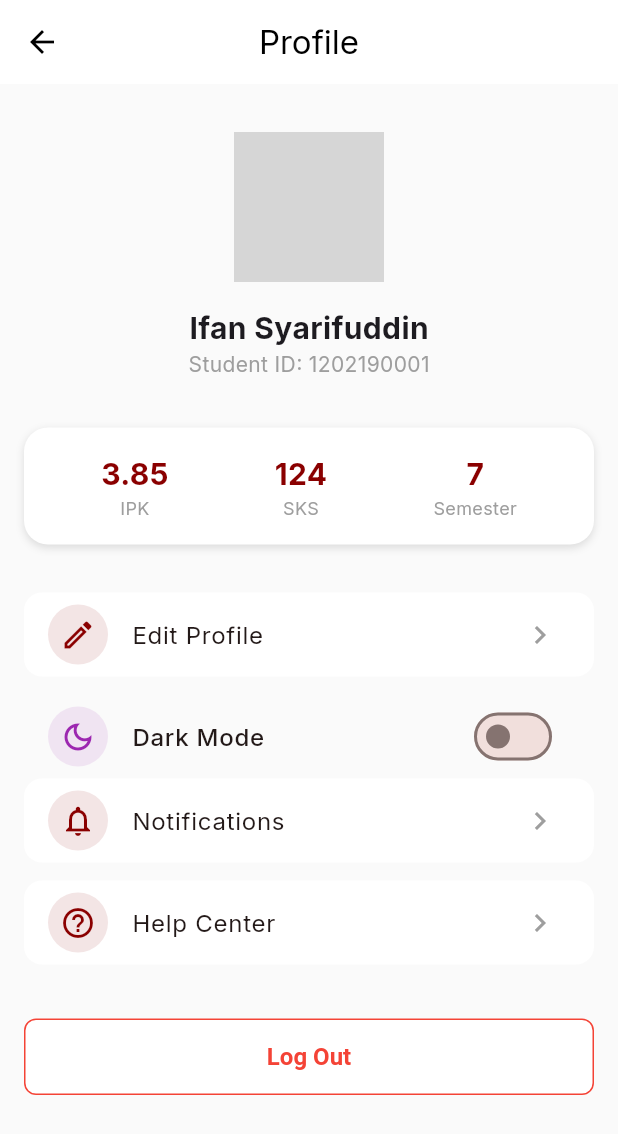
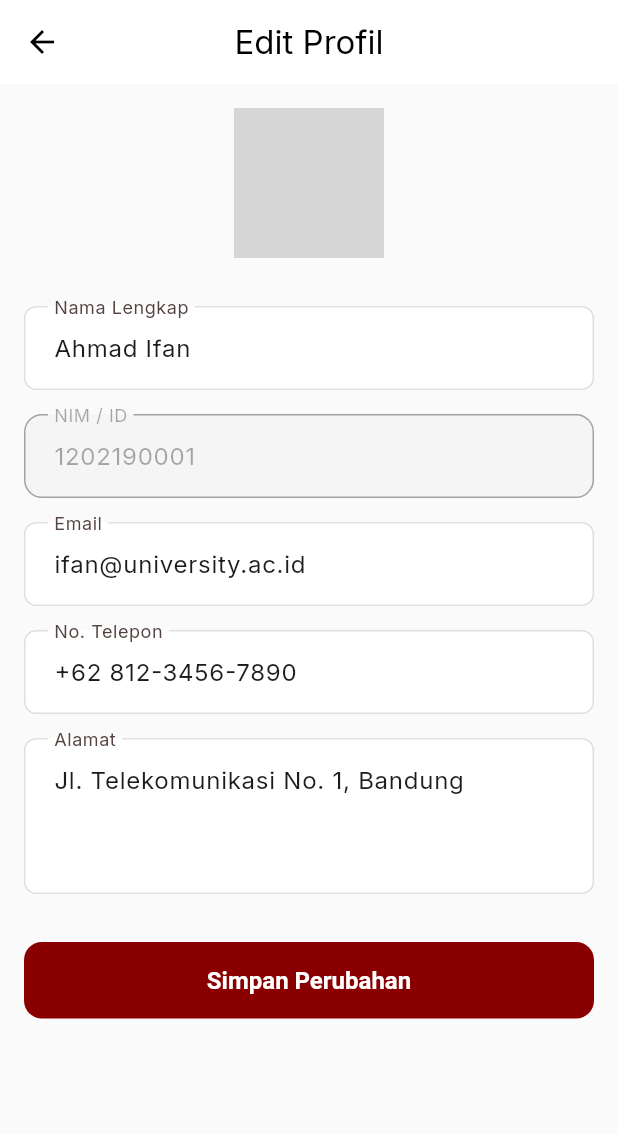
Before and after one commit to ifansyarifuddin/celoe_lms, a Flutter app: the ProfilePage screen opened directly, after a tap on "Edit Profile", on a phone screen of 412 x 824 dp. Shown: the top 1134 px of the screen. Run offline on Flutter 3.47's test engine with Material 3 defaults, Android fonts, the phone set to English and light mode, and no system bars; our stand-ins replace google_fonts; network calls fail; grey boxes are pictures that could not be loaded.

Commit message:
Feat: Complete Feature Implementation (Grades, Library, Edit Profile) and Dashboard Integration

```diff
--- /dev/null
+++ b/lib/features/profile/presentation/pages/edit_profile_page.dart
@@ -0,0 +1,94 @@
+import 'package:celoe_lms/core/app_colors.dart';
+import 'package:flutter/material.dart';
+
+class EditProfilePage extends StatefulWidget {
+  const EditProfilePage({super.key});
+
+  @override
+  State<EditProfilePage> createState() => _EditProfilePageState();
+}
+
+class _EditProfilePageState extends State<EditProfilePage> {
+  @override
+  Widget build(BuildContext context) {
+    return Scaffold(
+      appBar: AppBar(
+        title: const Text('Edit Profil'),
+        backgroundColor: Colors.white,
+        foregroundColor: Colors.black,
+        elevation: 0,
+      ),
+      body: SingleChildScrollView(
+        padding: const EdgeInsets.all(16),
+        child: Column(
+          children: [
+            Stack(
+              children: [
+                const CircleAvatar(
+                  radius: 50,
+                  backgroundColor: AppColors.secondary,
+                  backgroundImage: NetworkImage('https://i.pravatar.cc/150?img=12'),
+                ),
+                Positioned(
+                  bottom: 0,
+                  right: 0,
+                  child: Container(
+                    padding: const EdgeInsets.all(4),
+                    decoration: const BoxDecoration(
+                      color: AppColors.primary,
+                      shape: BoxShape.circle,
+                    ),
+                    child: const Icon(Icons.camera_alt, color: Colors.white, size: 20),
+                  ),
+                ),
+              ],
+            ),
+            const SizedBox(height: 32),
+            _buildTextField('Nama Lengkap', 'Ahmad Ifan'),
+            const SizedBox(height: 16),
+            _buildTextField('NIM / ID', '1202190001', enabled: false),
+            const SizedBox(height: 16),
+            _buildTextField('Email', 'ifan@university.ac.id'),
+            const SizedBox(height: 16),
+            _buildTextField('No. Telepon', '+62 812-3456-7890'),
+            const SizedBox(height: 16),
+            _buildTextField('Alamat', 'Jl. Telekomunikasi No. 1, Bandung', maxLines: 3),
+            const SizedBox(height: 32),
+            SizedBox(
+              width: double.infinity,
+              child: ElevatedButton(
+                onPressed: () {
+                  Navigator.pop(context);
+                  ScaffoldMessenger.of(context).showSnackBar(
+                    const SnackBar(content: Text('Profil berhasil diperbarui')),
+                  );
+                },
+                style: ElevatedButton.styleFrom(
+                  padding: const EdgeInsets.symmetric(vertical: 16),
+                  backgroundColor: AppColors.primary,
+                  foregroundColor: Colors.white,
+                  shape: RoundedRectangleBorder(borderRadius: BorderRadius.circular(12)),
+                ),
+                child: const Text('Simpan Perubahan'),
+              ),
+            ),
+          ],
+        ),
+      ),
+    );
+  }
+
+  Widget _buildTextField(String label, String initialValue, {bool enabled = true, int maxLines = 1}) {
+    return TextFormField(
+      initialValue: initialValue,
+      enabled: enabled,
+      maxLines: maxLines,
+      decoration: InputDecoration(
+        labelText: label,
+        border: OutlineInputBorder(borderRadius: BorderRadius.circular(12)),
+        filled: true,
+        fillColor: enabled ? Colors.white : Colors.grey[100],
+      ),
+    );
+  }
+}
--- a/lib/features/profile/presentation/pages/profile_page.dart
+++ b/lib/features/profile/presentation/pages/profile_page.dart
@@ -1,5 +1,6 @@
 import 'package:celoe_lms/core/app_colors.dart';
 import 'package:celoe_lms/features/auth/presentation/pages/login_page.dart';
+import 'package:celoe_lms/features/profile/presentation/pages/edit_profile_page.dart';
 import 'package:flutter/material.dart';
 
 class ProfilePage extends StatelessWidget {
@@ -113,7 +114,11 @@ class ProfilePage extends StatelessWidget {
         ),
         title: Text(title),
         trailing: const Icon(Icons.chevron_right, color: Colors.grey),
-        onTap: () {},
+        onTap: () {
+          if (title == 'Edit Profile') {
+            Navigator.push(context, MaterialPageRoute(builder: (context) => const EditProfilePage()));
+          }
+        },
       ),
     );
   }
```
Also changed, not shown: lib/features/home/presentation/pages/dashboard_page.dart (+55 -29 lines), lib/features/home/presentation/pages/library_page.dart (added, +94 -0 lines), lib/features/profile/presentation/pages/grades_page.dart (added, +54 -0 lines).
